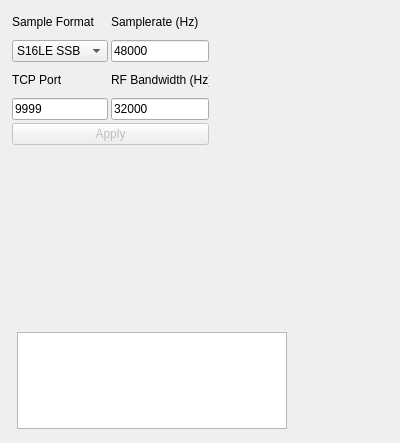
The window that plugins/channel/tcpsrc/tcpsrcgui.ui (f4exb/sdrangel) describes before a commit, drawn with Qt 5.
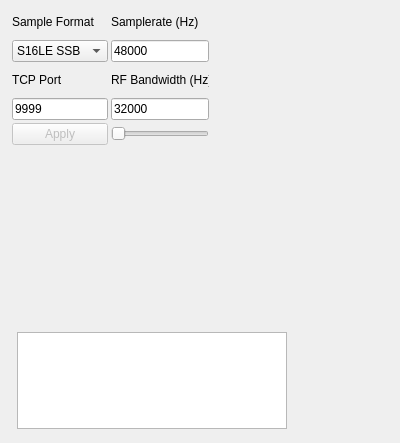
The same window after the commit. Custom widgets are drawn as their Qt base class.

The edit to the form file:
```diff
--- a/plugins/channel/tcpsrc/tcpsrcgui.ui
+++ b/plugins/channel/tcpsrc/tcpsrcgui.ui
@@ -100,7 +100,26 @@
       </property>
      </widget>
     </item>
-    <item row="6" column="0" colspan="2">
+    <item row="4" column="1">
+     <widget class="QSlider" name="boost">
+      <property name="minimum">
+       <number>1</number>
+      </property>
+      <property name="maximum">
+       <number>8</number>
+      </property>
+      <property name="pageStep">
+       <number>1</number>
+      </property>
+      <property name="value">
+       <number>1</number>
+      </property>
+      <property name="orientation">
+       <enum>Qt::Horizontal</enum>
+      </property>
+     </widget>
+    </item>
+    <item row="4" column="0">
      <widget class="QPushButton" name="applyBtn">
       <property name="enabled">
        <bool>false</bool>
```
